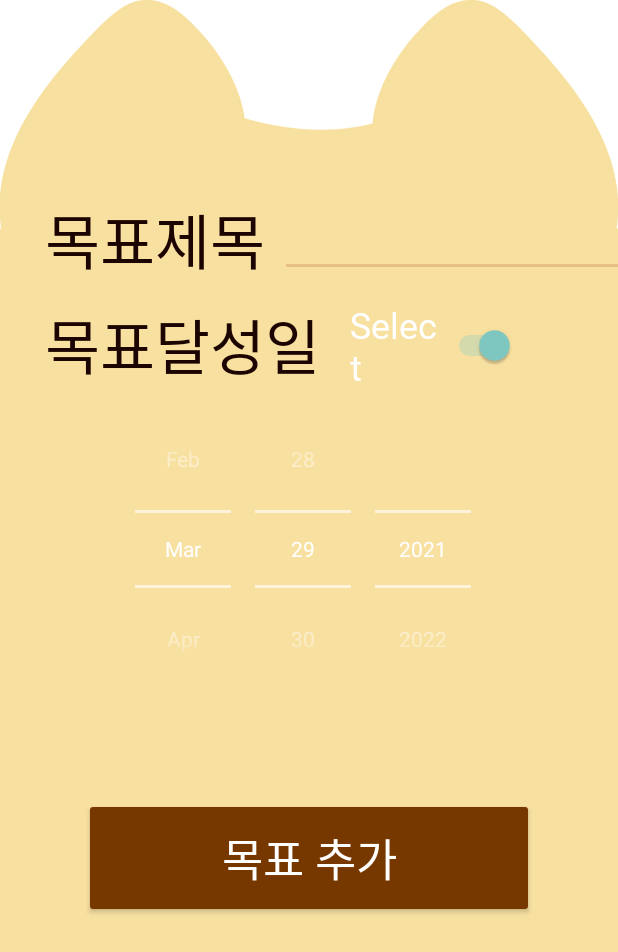
After one commit to haeun0877/TimeCat, an Android app: the GoalSettingActivity screen opened directly, with no data from a screen before it, on a phone screen of 412 x 824 dp. The commit adds this screen. Shown: the top 952 px of the screen. Run offline under Robolectric (Android 15) with nearby library versions, the phone set to English and light mode, and no system bars.

Commit message:
Update GoalSettingPage

```diff
--- a/app/src/main/AndroidManifest.xml
+++ b/app/src/main/AndroidManifest.xml
@@ -12,9 +12,11 @@
         android:roundIcon="@mipmap/ic_launcher_round"
         android:supportsRtl="true"
         android:theme="@style/Theme.AppCompat.NoActionBar">
+        <activity android:name=".GoalSettingActivity"></activity>
         <activity android:name=".LodingActivity">
             <intent-filter>
                 <action android:name="android.intent.action.MAIN" />
+
                 <category android:name="android.intent.category.LAUNCHER" />
             </intent-filter>
         </activity>
--- /dev/null
+++ b/app/src/main/java/com/kakao/timecat/GoalSettingActivity.kt
@@ -0,0 +1,31 @@
+package com.kakao.timecat
+
+import android.content.Intent
+import androidx.appcompat.app.AppCompatActivity
+import android.os.Bundle
+import android.view.View
+import kotlinx.android.synthetic.main.activity_goal_setting.*
+
+class GoalSettingActivity : AppCompatActivity() {
+    override fun onCreate(savedInstanceState: Bundle?) {
+        super.onCreate(savedInstanceState)
+        setContentView(R.layout.activity_goal_setting)
+
+        switchDate.setChecked(true)
+        switchDate.setOnCheckedChangeListener{_, onSwitch ->
+            if(onSwitch){
+                switchDate.text="select"
+                dataPick.visibility= View.VISIBLE
+            }
+            else{
+                switchDate.text="always"
+                dataPick.visibility= View.INVISIBLE
+            }
+        }
+
+        goalAdd.setOnClickListener{
+            val intent = Intent(this, SecondActivity::class.java)
+            startActivity(intent)
+        }
+    }
+}
--- a/app/src/main/java/com/kakao/timecat/SecondActivity.kt
+++ b/app/src/main/java/com/kakao/timecat/SecondActivity.kt
@@ -1,5 +1,6 @@
 package com.kakao.timecat
 
+import android.content.Intent
 import androidx.appcompat.app.AppCompatActivity
 import android.os.Bundle
 import android.widget.TextView
@@ -12,5 +13,9 @@ class SecondActivity : AppCompatActivity() {
         super.onCreate(savedInstanceState)
         setContentView(R.layout.activity_second)
 
+        goalAdd.setOnClickListener{
+            val intent = Intent(this, GoalSettingActivity::class.java)
+            startActivity(intent)
+        }
     }
 }
--- /dev/null
+++ b/app/src/main/res/layout/activity_goal_setting.xml
@@ -0,0 +1,87 @@
+<?xml version="1.0" encoding="utf-8"?>
+<LinearLayout xmlns:android="http://schemas.android.com/apk/res/android"
+    xmlns:app="http://schemas.android.com/apk/res-auto"
+    xmlns:tools="http://schemas.android.com/tools"
+    android:layout_width="match_parent"
+    android:layout_height="match_parent"
+    android:orientation="vertical"
+    android:background="@drawable/back2"
+    tools:context=".GoalSettingActivity">
+
+    <LinearLayout
+        android:layout_width="match_parent"
+        android:layout_height="80dp"
+        android:layout_marginTop="120dp">
+
+        <TextView
+            android:layout_width="wrap_content"
+            android:layout_height="wrap_content"
+            android:text="목표제목"
+            android:textSize="40sp"
+            android:fontFamily="@font/binggreabold"
+            android:textColor="#1C0400"
+            android:layout_gravity="center"
+            android:layout_marginLeft="30dp"/>
+
+        <EditText
+            android:layout_width="250dp"
+            android:layout_height="50dp"
+            android:layout_gravity="center"
+            android:layout_marginLeft="10dp"
+            android:backgroundTint="#E6C087"
+            android:fontFamily="@font/binggreabold"
+            android:privateImeOptions="defaultInputmode=korean"
+            android:textColor="#FFFDF9"
+            android:textSize="30sp" />
+    </LinearLayout>
+
+    <LinearLayout
+        android:layout_width="match_parent"
+        android:layout_height="60dp">
+
+        <TextView
+            android:layout_width="wrap_content"
+            android:layout_height="wrap_content"
+            android:text="목표달성일"
+            android:textSize="40sp"
+            android:fontFamily="@font/binggreabold"
+            android:textColor="#1C0400"
+            android:layout_gravity="center"
+            android:layout_marginLeft="30dp"/>
+
+        <Switch
+            android:id="@+id/switchDate"
+            android:layout_width="110dp"
+            android:layout_height="wrap_content"
+            android:text="Select"
+            android:fontFamily="@font/binggreabold"
+            android:textSize="24sp"
+            android:layout_gravity="center"
+            android:layout_marginLeft="20dp"/>
+
+    </LinearLayout>
+
+    <DatePicker
+        android:id="@+id/dataPick"
+        android:layout_width="wrap_content"
+        android:layout_height="wrap_content"
+        android:layout_gravity="center"
+        android:calendarViewShown="false"
+        android:datePickerMode="spinner"
+        android:startYear="2021"
+        android:endYear="2100"
+    />
+
+    <Button
+        android:id="@+id/goalAdd"
+        android:layout_width="300dp"
+        android:layout_height="80dp"
+        android:layout_gravity="center"
+        android:layout_marginTop="60dp"
+        android:backgroundTint="#773800"
+        android:fontFamily="@font/binggreabold"
+        android:text="목표 추가"
+        android:textColor="#FFFFFF"
+        android:textSize="30sp" />
+
+</LinearLayout>
--- a/app/src/main/res/layout/activity_second.xml
+++ b/app/src/main/res/layout/activity_second.xml
@@ -15,6 +15,17 @@
         android:orientation="vertical"
         android:layout_weight="1">
 
+        <Button
+            android:id="@+id/goalAdd"
+            android:layout_width="300dp"
+            android:layout_height="80dp"
+            android:layout_gravity="center"
+            android:layout_marginTop="300dp"
+            android:backgroundTint="#773800"
+            android:fontFamily="@font/binggreabold"
+            android:text="목표 추가"
+            android:textColor="#FFFFFF"
+            android:textSize="30sp" />
     </LinearLayout>
 
     <TextClock
@@ -22,7 +33,6 @@
         android:layout_width="match_parent"
         android:layout_height="match_parent"
         android:fontFamily="@font/binggreabold"
-        android:format12Hour="hh:mm:ss"
         android:format24Hour="HH:mm:ss"
         android:textAlignment="center"
         android:textColor="#1C0400"
```
